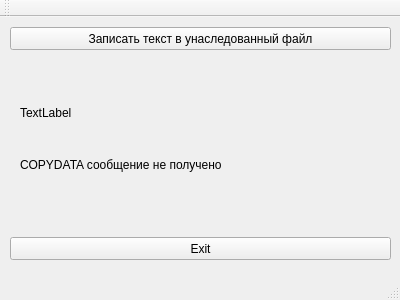
The window that testProcess/mainwindow.ui (f0rtung/LabsQt) describes before a commit, drawn with Qt 5.
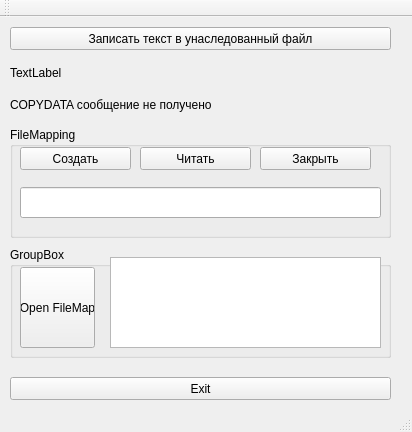
The same window after the commit.

```diff
--- a/testProcess/mainwindow.ui
+++ b/testProcess/mainwindow.ui
@@ -6,8 +6,8 @@
    <rect>
     <x>0</x>
     <y>0</y>
-    <width>400</width>
-    <height>300</height>
+    <width>412</width>
+    <height>432</height>
    </rect>
   </property>
   <property name="windowTitle">
@@ -31,7 +31,7 @@
     <property name="geometry">
      <rect>
       <x>10</x>
-      <y>220</y>
+      <y>360</y>
       <width>381</width>
       <height>23</height>
      </rect>
@@ -43,8 +43,8 @@
    <widget class="QLabel" name="label">
     <property name="geometry">
      <rect>
-      <x>20</x>
-      <y>80</y>
+      <x>10</x>
+      <y>40</y>
       <width>371</width>
       <height>31</height>
      </rect>
@@ -56,8 +56,8 @@
    <widget class="QLabel" name="label_2">
     <property name="geometry">
      <rect>
-      <x>20</x>
-      <y>140</y>
+      <x>10</x>
+      <y>80</y>
       <width>361</width>
       <height>16</height>
      </rect>
@@ -66,6 +66,104 @@
      <string>COPYDATA сообщение не получено</string>
     </property>
    </widget>
+   <widget class="QGroupBox" name="groupBox_3">
+    <property name="geometry">
+     <rect>
+      <x>10</x>
+      <y>110</y>
+      <width>381</width>
+      <height>111</height>
+     </rect>
+    </property>
+    <property name="title">
+     <string>FileMapping</string>
+    </property>
+    <widget class="QLineEdit" name="lineEdit_2">
+     <property name="geometry">
+      <rect>
+       <x>10</x>
+       <y>60</y>
+       <width>361</width>
+       <height>31</height>
+      </rect>
+     </property>
+    </widget>
+    <widget class="QPushButton" name="pushButton">
+     <property name="geometry">
+      <rect>
+       <x>10</x>
+       <y>20</y>
+       <width>111</width>
+       <height>23</height>
+      </rect>
+     </property>
+     <property name="text">
+      <string>Создать</string>
+     </property>
+    </widget>
+    <widget class="QPushButton" name="WriteMapFile">
+     <property name="geometry">
+      <rect>
+       <x>130</x>
+       <y>20</y>
+       <width>111</width>
+       <height>23</height>
+      </rect>
+     </property>
+     <property name="text">
+      <string>Читать</string>
+     </property>
+    </widget>
+    <widget class="QPushButton" name="CloseMapFile">
+     <property name="geometry">
+      <rect>
+       <x>250</x>
+       <y>20</y>
+       <width>111</width>
+       <height>23</height>
+      </rect>
+     </property>
+     <property name="text">
+      <string>Закрыть</string>
+     </property>
+    </widget>
+   </widget>
+   <widget class="QGroupBox" name="groupBox">
+    <property name="geometry">
+     <rect>
+      <x>10</x>
+      <y>230</y>
+      <width>381</width>
+      <height>111</height>
+     </rect>
+    </property>
+    <property name="title">
+     <string>GroupBox</string>
+    </property>
+    <widget class="QTextEdit" name="textEdit">
+     <property name="geometry">
+      <rect>
+       <x>100</x>
+       <y>10</y>
+       <width>271</width>
+       <height>91</height>
+      </rect>
+     </property>
+    </widget>
+    <widget class="QPushButton" name="pushButton_2">
+     <property name="geometry">
+      <rect>
+       <x>10</x>
+       <y>20</y>
+       <width>75</width>
+       <height>81</height>
+      </rect>
+     </property>
+     <property name="text">
+      <string>Open FileMap</string>
+     </property>
+    </widget>
+   </widget>
   </widget>
   <widget class="QMenuBar" name="menuBar">
    <property name="geometry">
```
Left out of the diff: 2 changed lines with no effect on the pictures.
